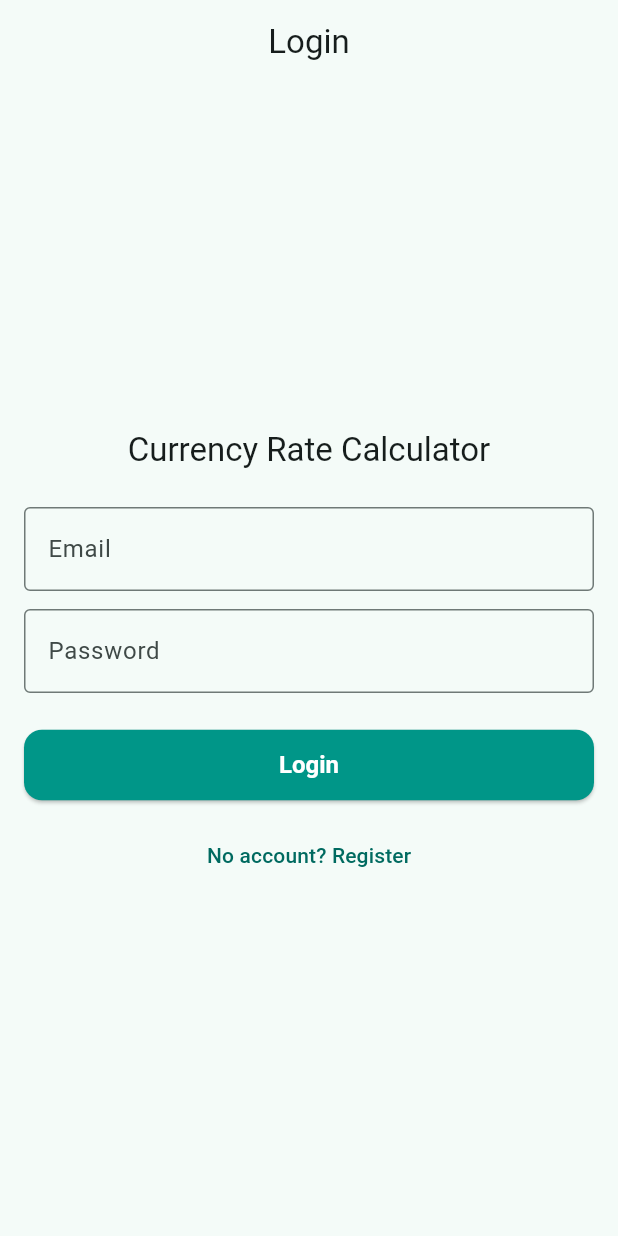
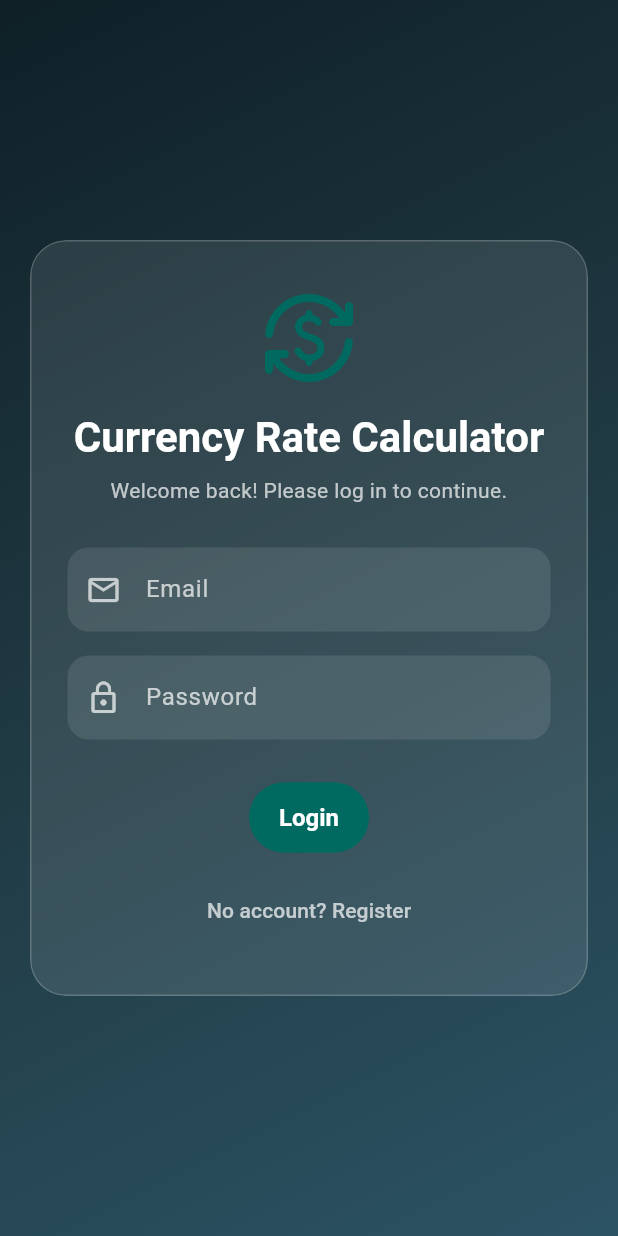
Before and after one commit to Safalks11/currency_rate_calculator, a Flutter app: the screen it shows after launch, on a phone screen of 412 x 824 dp. Run offline on Flutter 3.47's test engine with Material 3 defaults, Android fonts, the phone set to English and light mode, and no system bars; drawn by our look-alikes of auto_size_text; our stand-ins replace bloc, dio, equatable, firebase_auth, firebase_core, flutter_bloc and 3 more; accounts and stored records are empty.

Commit message:
Polished Login screen ui with a glassmorphic effect and animation

```diff
--- a/lib/features/auth/presentation/screens/login_screen.dart
+++ b/lib/features/auth/presentation/screens/login_screen.dart
@@ -1,9 +1,9 @@
+import 'dart:ui';
 import 'package:auto_size_text/auto_size_text.dart';
 import 'package:flutter/material.dart';
 import 'package:flutter_bloc/flutter_bloc.dart';
 import 'package:go_router/go_router.dart';
 import '../../../../core/router/app_route.dart';
-
 import '../cubit/auth_cubit.dart';
 
 class LoginScreen extends StatefulWidget {
@@ -54,88 +54,133 @@ class _LoginScreenState extends State<LoginScreen> with SingleTickerProviderStat
     } catch (_) {
       hasAuth = false;
     }
+
     Widget contentWithState(AuthState? state) {
       final loading = state?.loading ?? false;
-      return Padding(
-        padding: const EdgeInsets.all(16),
-        child: Center(
+
+      return Center(
+        child: SingleChildScrollView(
+          padding: const EdgeInsets.all(20),
           child: ConstrainedBox(
             constraints: const BoxConstraints(maxWidth: 420),
+            child: ClipRRect(
+              borderRadius: BorderRadius.circular(24),
+              child: BackdropFilter(
+                filter: ImageFilter.blur(sigmaX: 20, sigmaY: 20),
+                child: Container(
+                  padding: const EdgeInsets.symmetric(horizontal: 24, vertical: 32),
+                  decoration: BoxDecoration(
+                    color: Colors.white.withValues(alpha: 0.1),
+                    borderRadius: BorderRadius.circular(24),
+                    border: Border.all(color: Colors.white.withValues(alpha: 0.2), width: 1),
+                  ),
                   child: Form(
                     key: _formKey,
-              child: AnimatedSwitcher(
-                duration: const Duration(milliseconds: 250),
                     child: Column(
-                  key: ValueKey(loading),
                       mainAxisSize: MainAxisSize.min,
                       children: [
+                        AnimatedSwitcher(
+                          duration: const Duration(milliseconds: 300),
+                          transitionBuilder: (child, animation) {
+                            return ScaleTransition(scale: animation, child: child);
+                          },
+                          child: Icon(
+                            _isLogin
+                                ? Icons.currency_exchange_rounded
+                                : Icons.person_add_alt_1_rounded,
+                            key: ValueKey(_isLogin), // ensures AnimatedSwitcher runs
+                            size: 64,
+                            color: _isLogin
+                                ? Theme.of(context).colorScheme.primary
+                                : Colors.tealAccent,
+                          ),
+                        ),
+
+                        const SizedBox(height: 16),
                         AutoSizeText(
                           'Currency Rate Calculator',
                           maxLines: 1,
-                      style: Theme.of(context).textTheme.titleLarge,
+                          textAlign: TextAlign.center,
+                          style: Theme.of(context).textTheme.headlineMedium?.copyWith(
+                            fontWeight: FontWeight.bold,
+                            color: Colors.white,
+                          ),
                         ),
                         const SizedBox(height: 8),
-                    if (!hasAuth)
-                      Padding(
-                        padding: const EdgeInsets.only(bottom: 8.0),
-                        child: Row(
-                          children: const [
-                            Icon(Icons.info_outline, size: 18),
-                            SizedBox(width: 6),
-                            Expanded(child: Text('Firebase not configured. Form is disabled.')),
-                          ],
+                        Text(
+                          _isLogin
+                              ? 'Welcome back! Please log in to continue.'
+                              : 'Create your account to get started.',
+                          textAlign: TextAlign.center,
+                          style: Theme.of(
+                            context,
+                          ).textTheme.bodyMedium?.copyWith(color: Colors.white70),
                         ),
-                      ),
-                    const SizedBox(height: 16),
+                        const SizedBox(height: 28),
+
                         _Shake(
                           controller: _shake,
                           child: Column(
                             children: [
                               TextFormField(
                                 controller: _email,
-                            decoration: const InputDecoration(labelText: 'Email'),
+                                decoration: _modernInputDecoration('Email', Icons.email_outlined),
+                                style: const TextStyle(color: Colors.white),
                                 keyboardType: TextInputType.emailAddress,
                                 validator: (v) => (v == null || v.isEmpty || !v.contains('@'))
                                     ? 'Enter a valid email'
                                     : null,
                                 enabled: hasAuth && !loading,
                               ),
-                          const SizedBox(height: 12),
+                              const SizedBox(height: 16),
                               TextFormField(
                                 controller: _password,
-                            decoration: const InputDecoration(labelText: 'Password'),
+                                decoration: _modernInputDecoration('Password', Icons.lock_outline),
+                                style: const TextStyle(color: Colors.white),
                                 obscureText: true,
-                            validator: (v) => (v == null || v.length < 6) ? 'Min 6 chars' : null,
+                                validator: (v) =>
+                                    (v == null || v.length < 6) ? 'Min 6 chars' : null,
                                 enabled: hasAuth && !loading,
                               ),
                             ],
                           ),
                         ),
-                    const SizedBox(height: 24),
-                    SizedBox(
-                      width: double.infinity,
-                      child: ElevatedButton(
+
+                        const SizedBox(height: 28),
+                        FilledButton(
                           onPressed: (!hasAuth || loading) ? null : _submit,
+                          style: FilledButton.styleFrom(
+                            padding: const EdgeInsets.symmetric(vertical: 14, horizontal: 20),
+                            backgroundColor: Theme.of(context).colorScheme.primary,
+                            textStyle: const TextStyle(fontSize: 16, fontWeight: FontWeight.w600),
+                          ),
                           child: AnimatedSwitcher(
                             duration: const Duration(milliseconds: 250),
                             child: (loading)
                                 ? const SizedBox(
                                     height: 20,
                                     width: 20,
-                                  child: CircularProgressIndicator(strokeWidth: 2),
+                                    child: CircularProgressIndicator(
+                                      strokeWidth: 2,
+                                      color: Colors.white,
+                                    ),
                                   )
                                 : Text(_isLogin ? 'Login' : 'Register'),
                           ),
                         ),
-                    ),
-                    const SizedBox(height: 12),
+                        const SizedBox(height: 14),
                         TextButton(
                           onPressed: (!hasAuth || loading)
                               ? null
                               : () => setState(() => _isLogin = !_isLogin),
-                      child: Text(_isLogin ? 'No account? Register' : 'Have an account? Login'),
+                          child: Text(
+                            _isLogin ? 'No account? Register' : 'Have an account? Login',
+                            style: const TextStyle(color: Colors.white70),
+                          ),
                         ),
                       ],
+                    ),
+                  ),
                 ),
               ),
             ),
@@ -145,12 +190,26 @@ class _LoginScreenState extends State<LoginScreen> with SingleTickerProviderStat
     }
 
     return Scaffold(
-      appBar: AppBar(title: Text(_isLogin ? 'Login' : 'Register')),
-      body: hasAuth
+      body: Stack(
+        children: [
+          // Background gradient
+          Container(
+            decoration: const BoxDecoration(
+              gradient: LinearGradient(
+                colors: [Color(0xFF0f2027), Color(0xFF203a43), Color(0xFF2c5364)],
+                begin: Alignment.topLeft,
+                end: Alignment.bottomRight,
+              ),
+            ),
+          ),
+          SafeArea(
+            child: hasAuth
                 ? BlocConsumer<AuthCubit, AuthState>(
                     listener: (context, state) {
                       if (state.error != null) {
-                  ScaffoldMessenger.of(context).showSnackBar(SnackBar(content: Text(state.error!)));
+                        ScaffoldMessenger.of(
+                          context,
+                        ).showSnackBar(SnackBar(content: Text(state.error!)));
                       }
                       if (state.user != null) {
                         context.go(AppRouter.homeRoute);
@@ -159,8 +218,26 @@ class _LoginScreenState extends State<LoginScreen> with SingleTickerProviderStat
                     builder: (context, state) => contentWithState(state),
                   )
                 : contentWithState(null),
+          ),
+        ],
+      ),
     );
   }
+}
+
+InputDecoration _modernInputDecoration(String label, IconData icon) {
+  return InputDecoration(
+    labelText: label,
+    labelStyle: const TextStyle(color: Colors.white70),
+    prefixIcon: Icon(icon, color: Colors.white70),
+    filled: true,
+    fillColor: Colors.white.withValues(alpha: 0.1),
+    errorStyle: TextStyle(color: Colors.red),
+    border: OutlineInputBorder(
+      borderRadius: BorderRadius.circular(14),
+      borderSide: BorderSide.none,
+    ),
+  );
 }
 
 class _Shake extends StatelessWidget {
```
Lines whose indentation alone changed are shown as unchanged.
